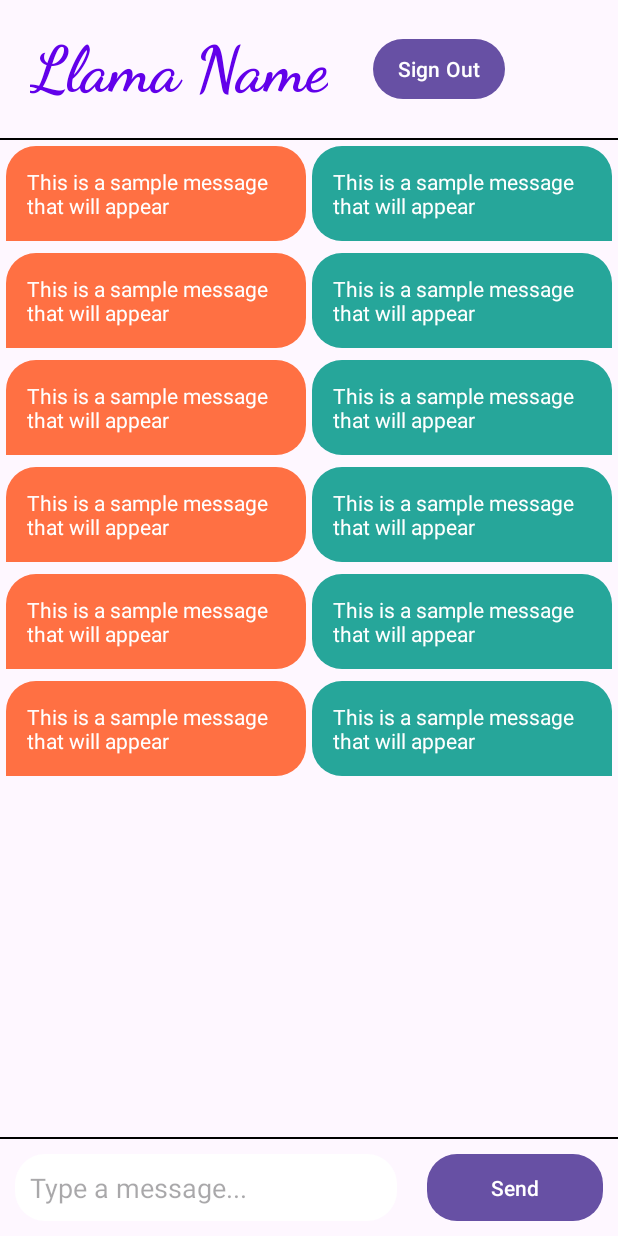
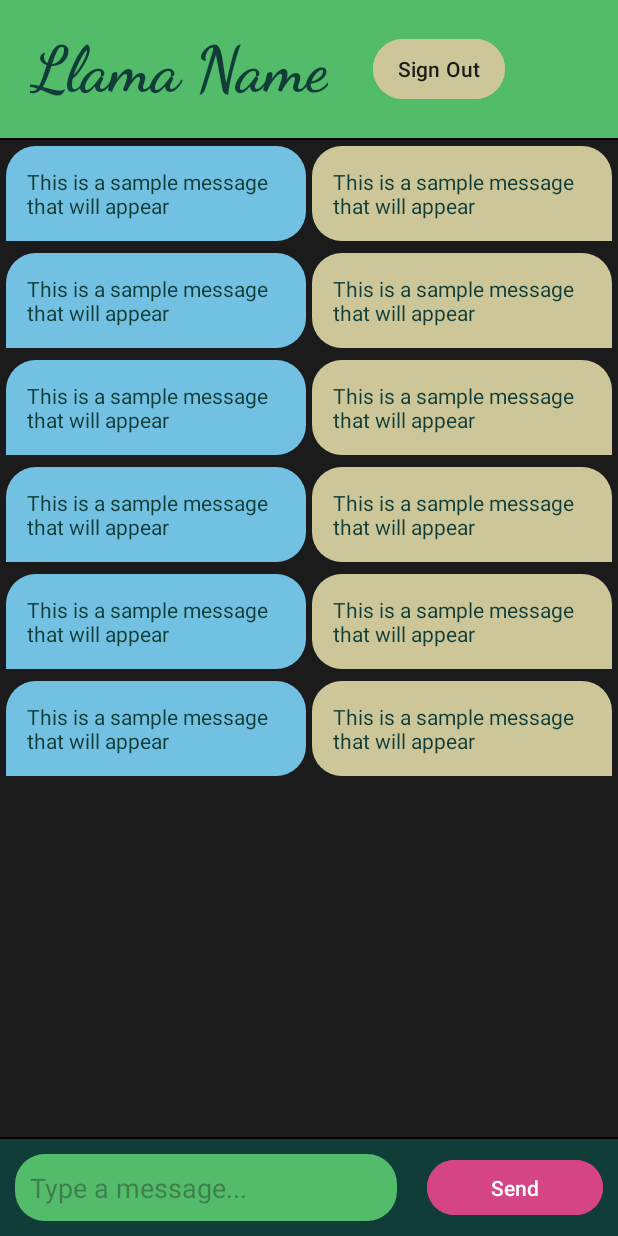
Before and after one commit to bblinder1221/llamalogue-cs407, an Android app: the layout activity_chat.xml on its own in the app's theme, with its tools: preview values and no code run, on a phone screen of 412 x 824 dp. Run offline under Robolectric (Android 15) with nearby library versions, the phone set to English and light mode, and no system bars.

Commit message:
Updated colors of layouts

```diff
--- a/app/src/main/res/layout/activity_chat.xml
+++ b/app/src/main/res/layout/activity_chat.xml
@@ -4,6 +4,7 @@
     xmlns:tools="http://schemas.android.com/tools"
     android:layout_width="match_parent"
     android:layout_height="match_parent"
+    android:background="#1b1b1b"
     tools:context=".ChatActivity">
 
     <!-- Bottom Text Bar -->
@@ -12,19 +13,20 @@
         android:layout_width="match_parent"
         android:layout_height="wrap_content"
         android:layout_alignParentBottom="true"
+        android:background="#113d38"
         android:orientation="horizontal">
 
         <!-- Message text box -->
         <EditText
             android:id="@+id/et_message"
-            android:inputType="textShortMessage"
             android:layout_width="match_parent"
             android:layout_height="wrap_content"
             android:layout_margin="10dp"
             android:layout_weight=".5"
             android:background="@drawable/round_button"
-            android:backgroundTint="@android:color/white"
+            android:backgroundTint="#53bc6a"
             android:hint="Type a message..."
+            android:inputType="textShortMessage"
             android:padding="10dp"
             android:singleLine="true" />
 
@@ -35,8 +37,7 @@
             android:layout_height="match_parent"
             android:layout_margin="10dp"
             android:layout_weight="1"
-            android:background="@drawable/round_button"
-            android:backgroundTint="#26A69A"
+            android:backgroundTint="#d54586"
             android:text="Send"
             android:textColor="@android:color/white" />
 
@@ -47,8 +48,8 @@
         android:id="@+id/text_bar_divider"
         android:layout_width="match_parent"
         android:layout_height="1dp"
-        android:background="@android:color/background_dark"
-        android:layout_above="@+id/text_bar"/>
+        android:layout_above="@+id/text_bar"
+        android:background="@android:color/background_dark" />
 
     <!-- Recycler View for messages -->
     <androidx.recyclerview.widget.RecyclerView
@@ -65,8 +66,8 @@
         android:id="@+id/header_divider"
         android:layout_width="match_parent"
         android:layout_height="1dp"
-        android:background="@android:color/background_dark"
-        android:layout_below="@+id/header"/>
+        android:layout_below="@+id/header"
+        android:background="@android:color/background_dark" />
 
     <!-- Header -->
     <LinearLayout
@@ -74,6 +75,7 @@
         android:layout_width="match_parent"
         android:layout_height="wrap_content"
         android:layout_alignParentTop="true"
+        android:background="#53bc6a"
         android:gravity="center_vertical"
         android:orientation="horizontal">
 
@@ -94,9 +96,9 @@
             android:layout_height="wrap_content"
             android:layout_margin="10dp"
             android:fontFamily="cursive"
+            android:padding="10dp"
             android:text="Llama Name"
-            android:padding="10dp"
-            android:textColor="#6200EA"
+            android:textColor="#113d38"
             android:textSize="42sp"
             android:textStyle="bold" />
 
@@ -106,9 +108,11 @@
             android:layout_width="wrap_content"
             android:layout_height="wrap_content"
             android:layout_margin="10dp"
+            android:backgroundTint="#ccc698"
+
             android:padding="10dp"
-
-            android:text="Sign Out" />
+            android:text="Sign Out"
+            android:textColor="#1b1b1b" />
 
     </LinearLayout>
 
--- a/app/src/main/res/layout/activity_main.xml
+++ b/app/src/main/res/layout/activity_main.xml
@@ -4,6 +4,7 @@
     xmlns:tools="http://schemas.android.com/tools"
     android:layout_width="match_parent"
     android:layout_height="match_parent"
+    android:background="#1b1b1b"
     tools:context=".MainActivity">
 
     <TextView
@@ -11,6 +12,7 @@
         android:layout_width="wrap_content"
         android:layout_height="wrap_content"
         android:text="Hello World!"
+        android:textColor="@android:color/white"
         app:layout_constraintBottom_toBottomOf="parent"
         app:layout_constraintEnd_toEndOf="parent"
         app:layout_constraintStart_toStartOf="parent"
@@ -21,6 +23,7 @@
         android:layout_width="wrap_content"
         android:layout_height="wrap_content"
         android:layout_marginTop="28dp"
+        android:backgroundTint="#73c1e2"
         android:text="Button"
         app:layout_constraintEnd_toEndOf="parent"
         app:layout_constraintStart_toStartOf="parent"
--- a/app/src/main/res/layout/activity_menu.xml
+++ b/app/src/main/res/layout/activity_menu.xml
@@ -4,6 +4,7 @@
     xmlns:tools="http://schemas.android.com/tools"
     android:layout_width="match_parent"
     android:layout_height="match_parent"
+    android:background="#1b1b1b"
     tools:context=".MenuActivity">
 
 </androidx.constraintlayout.widget.ConstraintLayout>
--- a/app/src/main/res/layout/activity_profile.xml
+++ b/app/src/main/res/layout/activity_profile.xml
@@ -3,6 +3,7 @@
     xmlns:tools="http://schemas.android.com/tools"
     android:layout_width="match_parent"
     android:layout_height="match_parent"
+    android:background="#1b1b1b"
     android:orientation="vertical"
     tools:context=".MainActivity">
 
@@ -13,6 +14,7 @@
         android:layout_gravity="center_horizontal"
         android:layout_marginTop="32sp"
         android:layout_marginBottom="32sp"
+        android:backgroundTint="#73c1e2"
         android:text="Profile" />
 
     <ListView
--- a/app/src/main/res/layout/llama_profile.xml
+++ b/app/src/main/res/layout/llama_profile.xml
@@ -2,6 +2,7 @@
 <LinearLayout xmlns:android="http://schemas.android.com/apk/res/android"
     android:layout_width="match_parent"
     android:layout_height="wrap_content"
+    android:background="#1b1b1b"
     android:orientation="horizontal"
     android:padding="8dp">
 
@@ -19,6 +20,7 @@
         android:layout_gravity="center"
         android:layout_marginStart="16dp"
         android:text="Profile Name"
+        android:textColor="#ccc698"
         android:textSize="18sp" />
 
 </LinearLayout>
--- a/app/src/main/res/layout/message_item.xml
+++ b/app/src/main/res/layout/message_item.xml
@@ -8,27 +8,33 @@
         android:layout_width="200dp"
         android:layout_height="wrap_content"
         android:layout_alignParentEnd="true"
-        android:layout_margin="4dp"
+        android:layout_marginStart="4dp"
+        android:layout_marginTop="4dp"
+        android:layout_marginEnd="4dp"
+        android:layout_marginBottom="4dp"
         android:background="@drawable/send_round_box"
-        android:backgroundTint="#26A69A"
+        android:backgroundTint="#ccc698"
         android:padding="14dp"
         android:text="This is a sample message that will appear"
-        android:textColor="@android:color/white"
+        android:textColor="#113d38"
         android:textSize="14sp" />
 
     <TextView
-        android:visibility="visible"
         android:id="@+id/tv_bot_message"
         android:layout_width="200dp"
         android:layout_height="wrap_content"
         android:layout_alignParentStart="true"
-        android:layout_margin="4dp"
+        android:layout_marginStart="4dp"
+        android:layout_marginTop="4dp"
+        android:layout_marginEnd="4dp"
+        android:layout_marginBottom="4dp"
         android:background="@drawable/receive_round_box"
-        android:backgroundTint="#FF7043"
+        android:backgroundTint="#73c1e2"
         android:padding="14dp"
         android:text="This is a sample message that will appear"
-        android:textColor="@android:color/white"
-        android:textSize="14sp" />
+        android:textColor="#113d38"
+        android:textSize="14sp"
+        android:visibility="visible" />
 
 
 </RelativeLayout>
```
Also changed, not shown: app/src/main/res/layout/activity_forgot_password.xml (+9 -4 lines), app/src/main/res/layout/activity_login.xml (+18 -9 lines), app/src/main/res/layout/activity_sign_up.xml (+13 -3 lines). Lines whose indentation alone changed are shown as unchanged.
